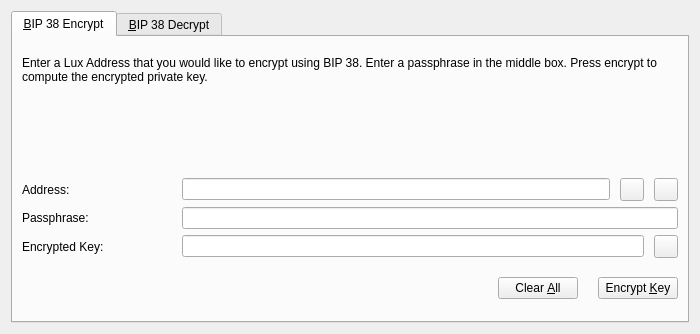
Old version of the form src/qt/forms/bip38tooldialog.ui in the repository KingricharVD/astra.
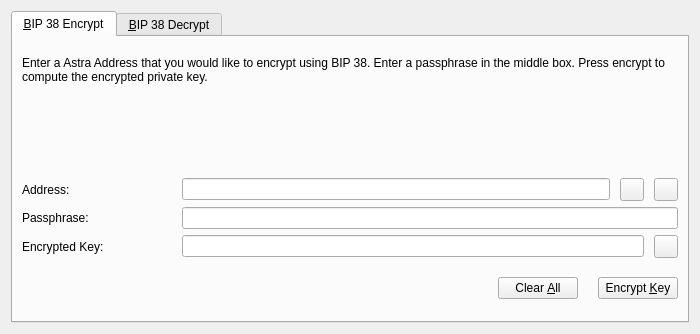
New version of the form. The open tabs and pages were chosen to show the change. Icons and pictures are not drawn. Custom widgets are drawn as their Qt base class.

What changed in the file:
```diff
--- a/src/qt/forms/bip38tooldialog.ui
+++ b/src/qt/forms/bip38tooldialog.ui
@@ -61,7 +61,7 @@
        <item>
         <widget class="QLabel" name="infoLabel_ENC">
          <property name="text">
-          <string>Enter a Lux Address that you would like to encrypt using BIP 38. Enter a passphrase in the middle box. Press encrypt to compute the encrypted private key.</string>
+          <string>Enter a Astra Address that you would like to encrypt using BIP 38. Enter a passphrase in the middle box. Press encrypt to compute the encrypted private key.</string>
          </property>
          <property name="textFormat">
           <enum>Qt::PlainText</enum>
```
